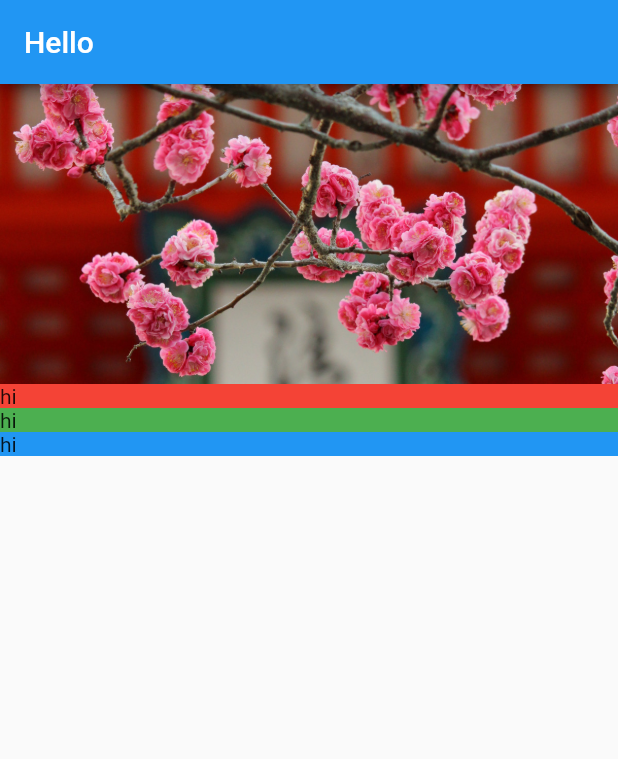
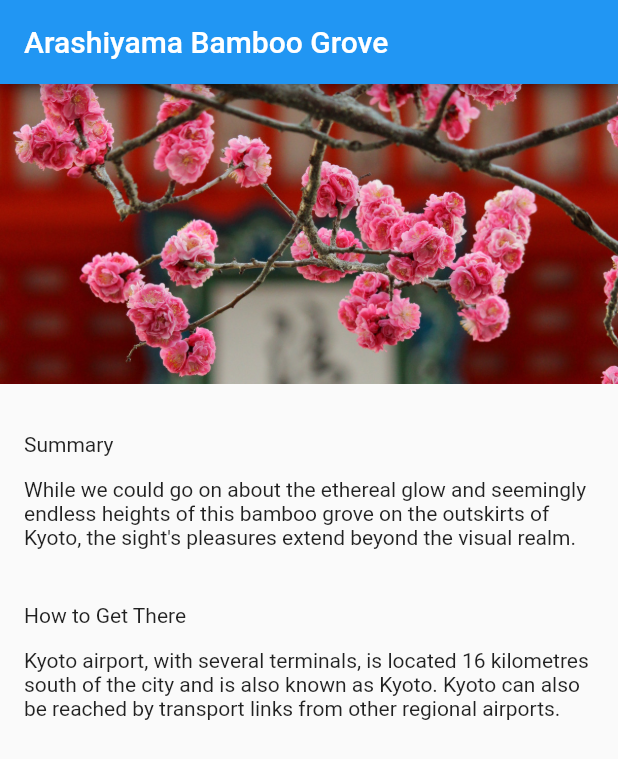
Before and after one commit to nagendraputhane/flutter_basics, a Flutter app: the screen it shows after launch, on a phone screen of 412 x 824 dp. Shown: the top 759 px of the screen. Run offline on Flutter 3.47's test engine with Material 2 defaults, Android fonts, the phone set to English and light mode, and no system bars.

Commit message:
without fonts

```diff
--- /dev/null
+++ b/lib/models/location.dart
@@ -0,0 +1,20 @@
+import 'location_fact.dart';
+
+class Location {
+  final String name;
+  final String imagePath;
+  final List<LocationFact> facts;
+
+  Location(this.name, this.imagePath, this.facts);
+
+  static List<Location> fetchAll() {
+    return [
+      Location('Arashiyama Bamboo Grove', 'assets/images/kiyomizu-dera.jpg', [
+        LocationFact('Summary',
+            'While we could go on about the ethereal glow and seemingly endless heights of this bamboo grove on the outskirts of Kyoto, the sight\'s pleasures extend beyond the visual realm.'),
+        LocationFact('How to Get There',
+            'Kyoto airport, with several terminals, is located 16 kilometres south of the city and is also known as Kyoto. Kyoto can also be reached by transport links from other regional airports.'),
+      ]),
+    ];
+  }
+}
--- /dev/null
+++ b/lib/models/location_fact.dart
@@ -0,0 +1,6 @@
+class LocationFact {
+  final String title;
+  final String text;
+
+  LocationFact(this.title, this.text);
+}
--- a/lib/screens/location_detail/location_detail.dart
+++ b/lib/screens/location_detail/location_detail.dart
@@ -1,25 +1,30 @@
 import 'package:flutter/material.dart';
 import 'image_banner.dart';
 import 'text_section.dart';
+import '../../models/location.dart';
 
 class LocationDetail extends StatelessWidget{
 
   @override
   Widget build(BuildContext context) {
+
+    final locations = Location.fetchAll();
+    final location = locations.first;
+
     return Scaffold(
       appBar: AppBar(
-        title: Text('Hello'),
+        title: Text(location.name),
       ),
       body: Column(
         mainAxisAlignment: MainAxisAlignment.start,
         crossAxisAlignment: CrossAxisAlignment.stretch,
         children: [
-          ImageBanner("assets/images/kiyomizu-dera.jpg"),
-          TextSection(Colors.red),
-          TextSection(Colors.green),
-          TextSection(Colors.blue)
-        ]
-      )
+          ImageBanner(location.imagePath),
+        ]..addAll(textSections(location))
+      ),
     );
   }
+  List<Widget> textSections(Location location) {
+    return location.facts.map((fact) => TextSection(fact.title, fact.text)).toList();
+    }
 }
--- a/lib/screens/location_detail/text_section.dart
+++ b/lib/screens/location_detail/text_section.dart
@@ -2,16 +2,28 @@ import 'package:flutter/material.dart';
 
 class TextSection extends StatelessWidget{
 
-  final Color _color;
-  TextSection(this._color);
+  final String _title;
+  final String _body;
+  static const double _hPad = 16.0;
+
+  TextSection(this._title, this._body);
+
 
   @override
   Widget build(BuildContext context) {
-    return Container(
-      decoration: BoxDecoration(
-        color: _color,
-      ),
-      child: Text('hi'),
+    return Column(
+      mainAxisAlignment: MainAxisAlignment.start,
+      crossAxisAlignment: CrossAxisAlignment.stretch,
+      children: [
+        Container(
+          padding: const EdgeInsets.fromLTRB(_hPad, 32.0, _hPad, 4.0),
+          child: Text(_title),
+        ),
+        Container(
+          padding: const EdgeInsets.fromLTRB(_hPad, 10.0, _hPad, 4.0),
+          child: Text(_body),
+        ),
+      ]
       );
   }
 }
```
